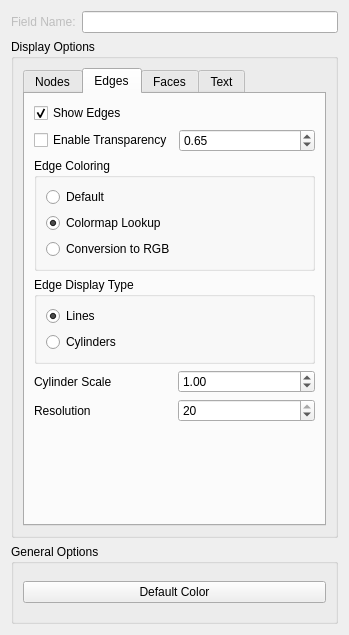
First picture: the form in src/Interface/Modules/Visualization/ShowField.ui, repository behollis/SCIRun, before the edit.
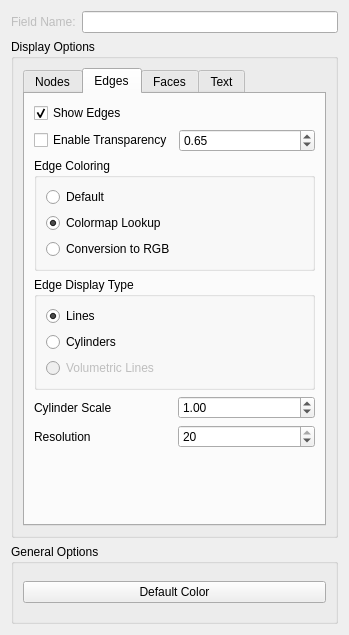
Second picture: the form after the edit. The open tabs and pages were chosen to show the change.

Commit message: ui, render states for faked volumetric edges. preliminary cases in ShowField.cc for selection.

What changed in the file:
```diff
--- a/src/Interface/Modules/Visualization/ShowField.ui
+++ b/src/Interface/Modules/Visualization/ShowField.ui
@@ -362,6 +362,16 @@
                </property>
               </widget>
              </item>
+             <item>
+              <widget class="QRadioButton" name="edgesAsFakedVolumetricLinesButton_">
+               <property name="enabled">
+                <bool>false</bool>
+               </property>
+               <property name="text">
+                <string>Volumetric Lines</string>
+               </property>
+              </widget>
+             </item>
             </layout>
            </widget>
           </item>
```
The commit also changes 5 other files.
